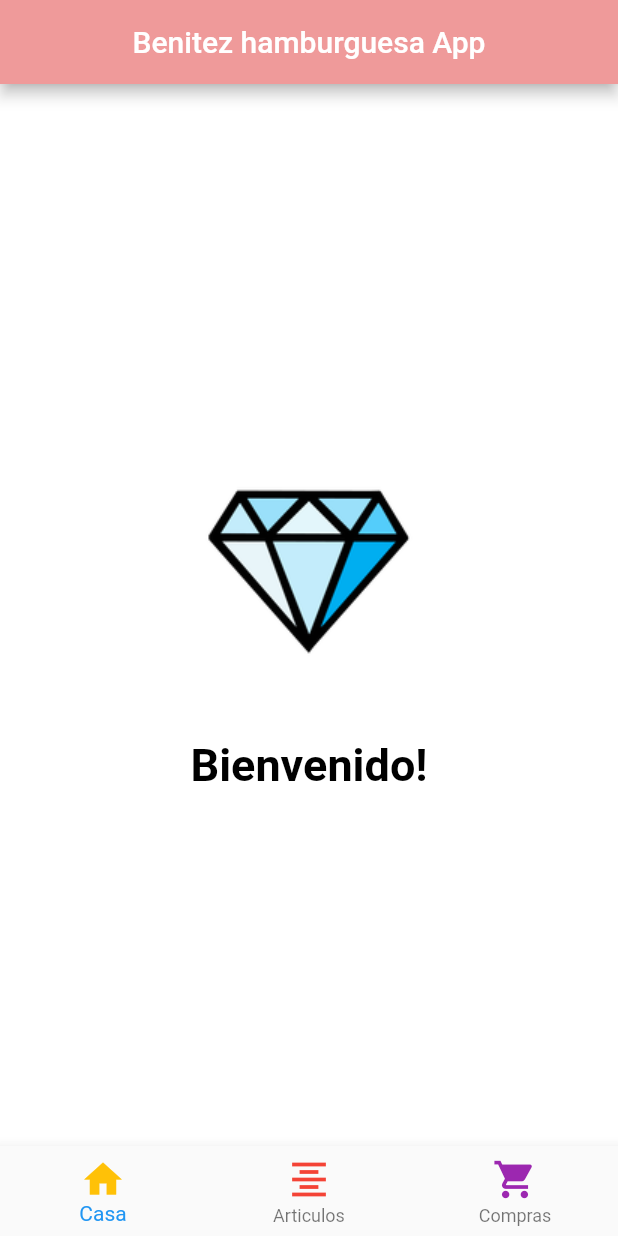
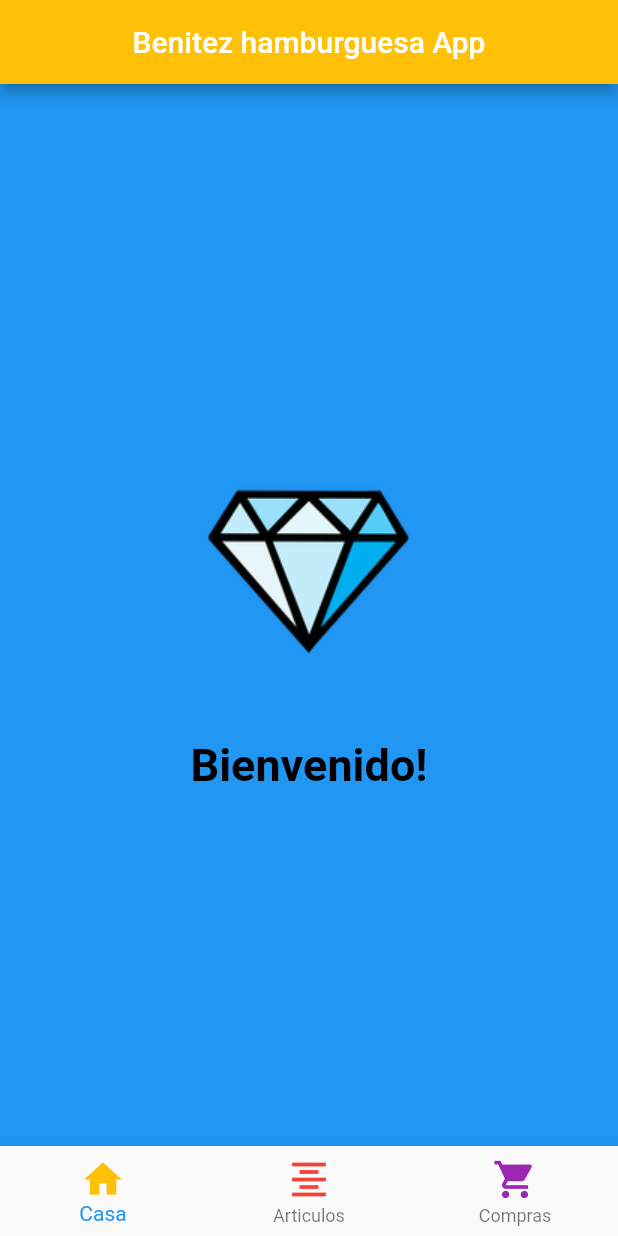
Before and after one commit to vianeyalejandra03/hamburguesa, a Flutter app: the screen it shows after launch, on a phone screen of 412 x 824 dp. Run offline on Flutter 3.47's test engine with Material 2 defaults, Android fonts, the phone set to English and light mode, and no system bars.

```diff
--- a/lib/pages/first_pages.dart
+++ b/lib/pages/first_pages.dart
@@ -10,13 +10,12 @@ class FirstPage extends StatelessWidget {
           style: TextStyle(color: Colors.white),
         ),
         centerTitle: true,
-        backgroundColor: Colors.red[200],
+        backgroundColor: Colors.amber,
       ),
-      backgroundColor: Colors.white,
+      backgroundColor: Colors.blue,
       body: Container(
         child: Center(
           child: Column(
-            // center the children
             mainAxisAlignment: MainAxisAlignment.center,
             children: <Widget>[
               new Container(
```
Also changed, not shown: 1 other file.
